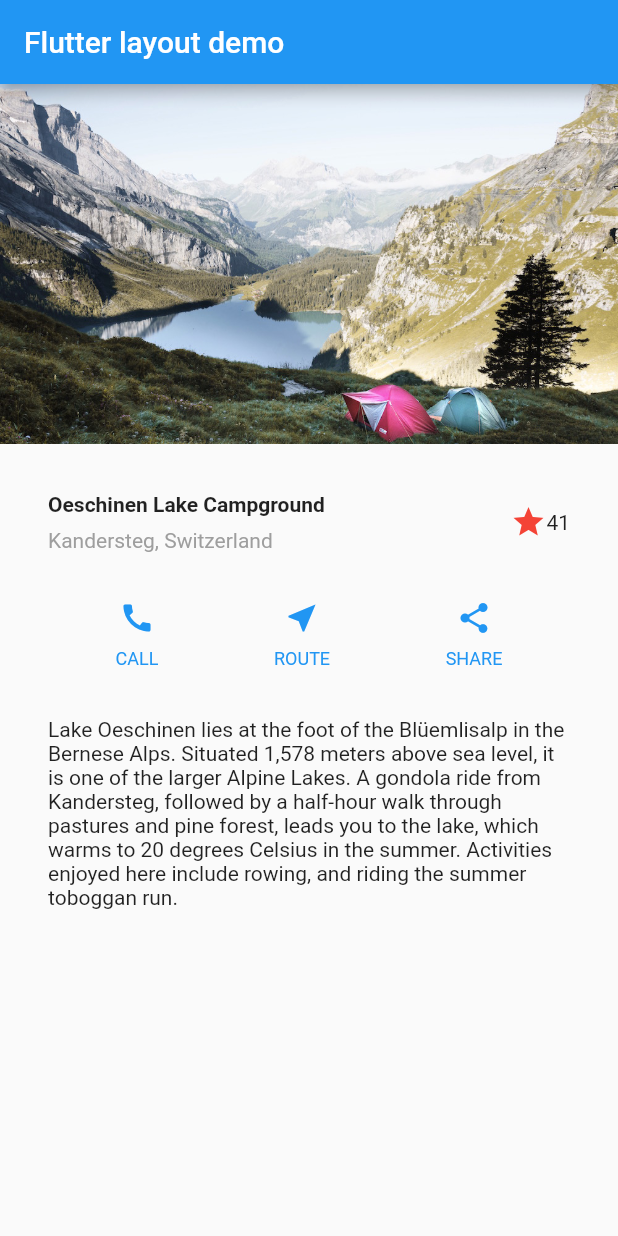
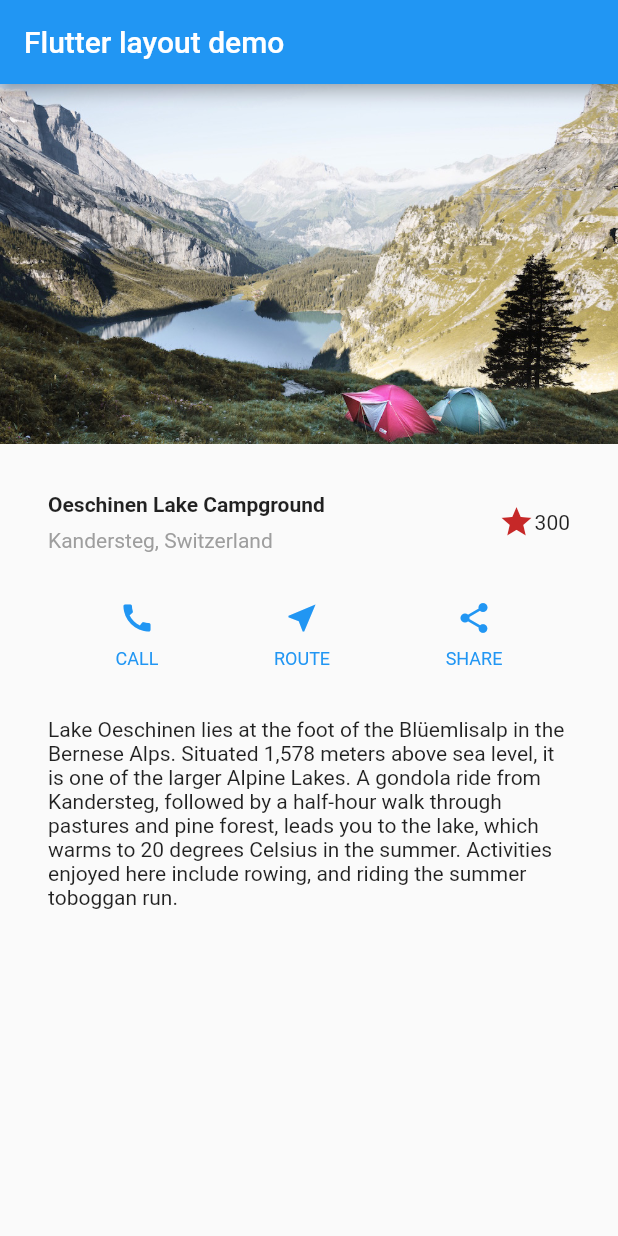
Before and after one commit to S-96matsu/flutter_tutorial, a Flutter app: the screen it shows after launch, on a phone screen of 412 x 824 dp. Run offline on Flutter 3.47's test engine with Material 2 defaults, Android fonts, the phone set to English and light mode, and no system bars.

Commit message:
メイン画面の配置をcolumnからListViewに変更

```diff
--- a/lib/main.dart
+++ b/lib/main.dart
@@ -40,9 +40,9 @@ class MainApp extends StatelessWidget {
           /*3*/
           Icon(
             Icons.star,
-            color: Colors.red[500],
+            color: Colors.red[800],
           ),
-          const Text('41'),
+          const Text('300'),
         ],
       ),
     );
@@ -77,7 +77,7 @@ class MainApp extends StatelessWidget {
         appBar: AppBar(
           title: const Text('Flutter layout demo'),
         ),
-        body: Column(
+        body: ListView(
           children: [
             Image.asset(
               'images/lake.jpg',
```
